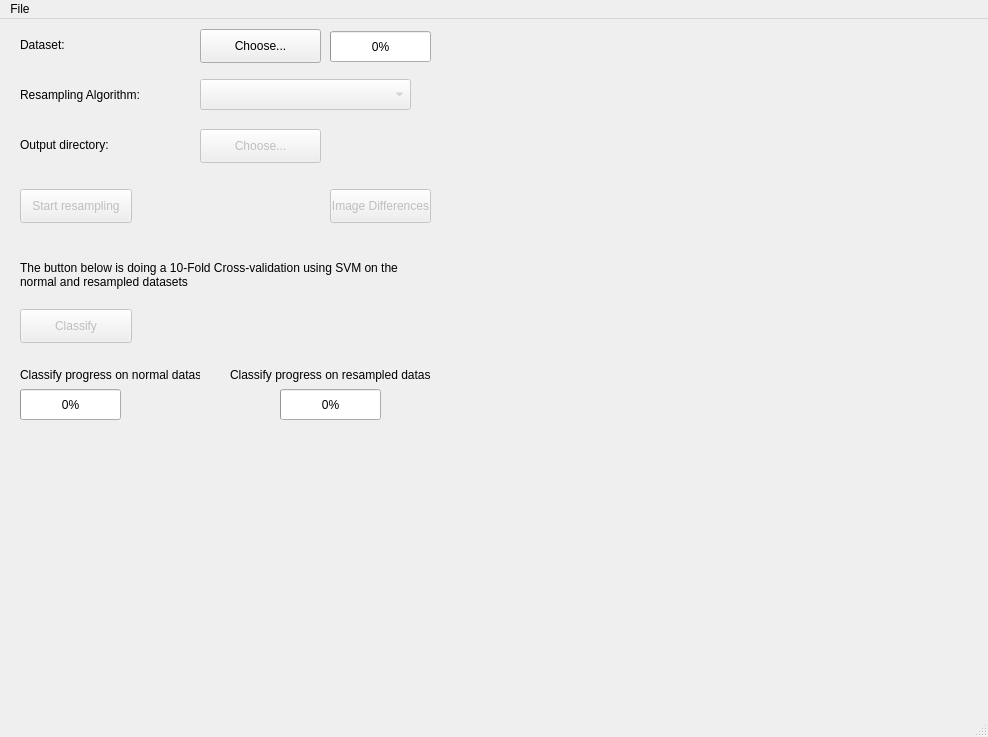
This is main_ui.ui in punkie/resampler_new as Qt 5 draws it before an edit. The edited form follows.
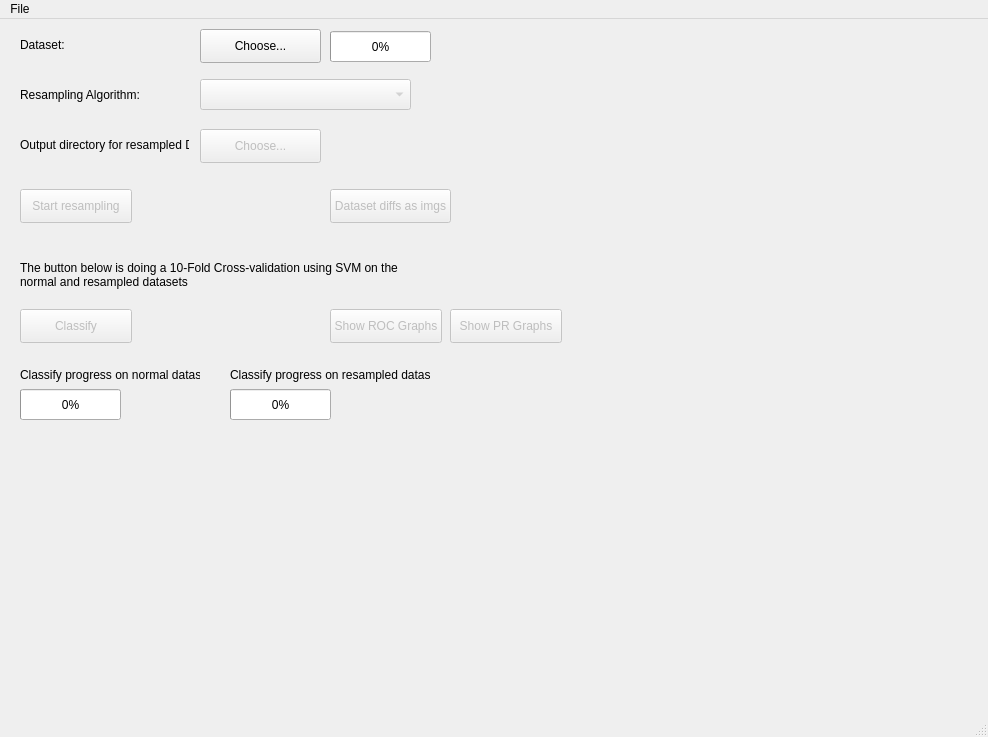
This is the edited form.

```diff
--- a/main_ui.ui
+++ b/main_ui.ui
@@ -71,7 +71,7 @@
      </size>
     </property>
     <property name="text">
-     <string>Output directory:</string>
+     <string>Output directory for resampled DS:</string>
     </property>
    </widget>
    <widget class="QComboBox" name="resamplingAlgorithms">
@@ -242,12 +242,12 @@
      <rect>
       <x>330</x>
       <y>170</y>
-      <width>101</width>
+      <width>121</width>
       <height>34</height>
      </rect>
     </property>
     <property name="text">
-     <string>Image Differences</string>
+     <string>Dataset diffs as imgs</string>
     </property>
    </widget>
    <widget class="QPushButton" name="classifyButton">
@@ -338,7 +338,7 @@
     </property>
     <property name="geometry">
      <rect>
-      <x>280</x>
+      <x>230</x>
       <y>370</y>
       <width>101</width>
       <height>31</height>
@@ -395,6 +395,38 @@
      <string>Classify progress on resampled dataset:</string>
     </property>
    </widget>
+   <widget class="QPushButton" name="showROCGraphs">
+    <property name="enabled">
+     <bool>false</bool>
+    </property>
+    <property name="geometry">
+     <rect>
+      <x>330</x>
+      <y>290</y>
+      <width>112</width>
+      <height>34</height>
+     </rect>
+    </property>
+    <property name="text">
+     <string>Show ROC Graphs</string>
+    </property>
+   </widget>
+   <widget class="QPushButton" name="showPRGraphs">
+    <property name="enabled">
+     <bool>false</bool>
+    </property>
+    <property name="geometry">
+     <rect>
+      <x>450</x>
+      <y>290</y>
+      <width>112</width>
+      <height>34</height>
+     </rect>
+    </property>
+    <property name="text">
+     <string>Show PR Graphs</string>
+    </property>
+   </widget>
   </widget>
   <widget class="QMenuBar" name="menubar">
    <property name="geometry">
```
Left out of the diff: 6 changed lines with no effect on the pictures.
